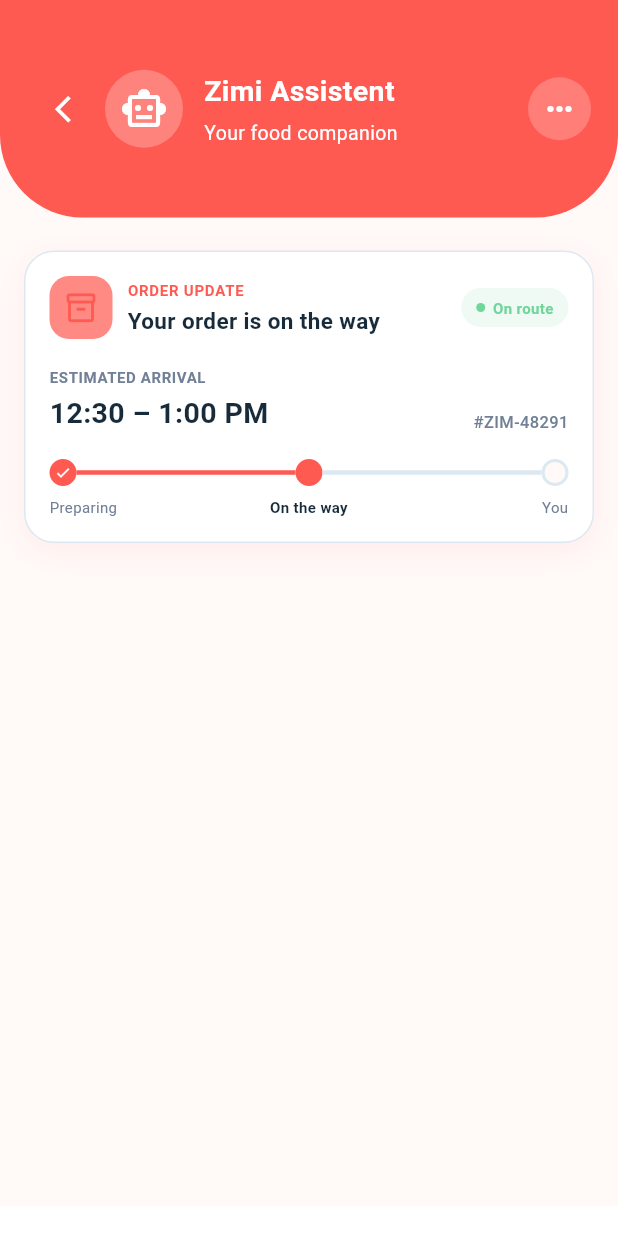
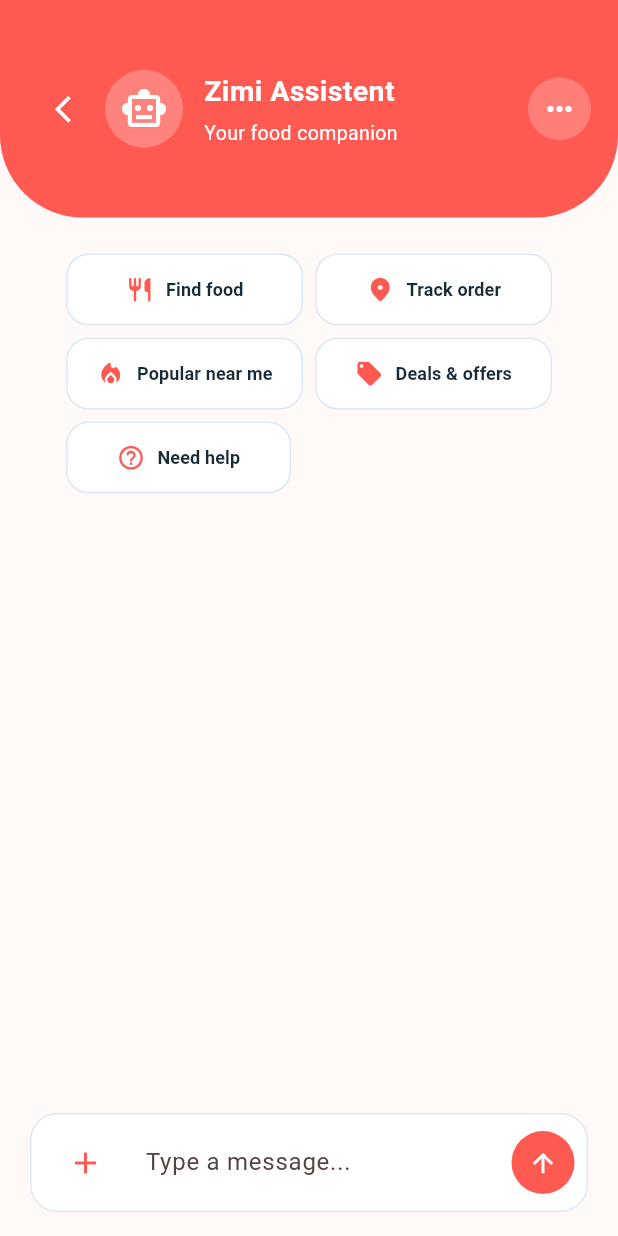
Before and after one commit to Gaelle-Akl/zimi_chat, a Flutter app: the screen it shows after launch, on a phone screen of 412 x 824 dp. Run offline on Flutter 3.47's test engine with Material 3 defaults, Android fonts, the phone set to English and light mode, and no system bars.

Commit message:
added a welcome_state file to welcome the users before they interract with the chatbot

```diff
--- a/lib/features/chatbot/screens/Chat_screen.dart
+++ b/lib/features/chatbot/screens/Chat_screen.dart
@@ -3,7 +3,8 @@ import '../../../app/theme/app_colors.dart';
 import '../widgets/chat_header.dart';
 import '../models/chat_message.dart';
 import '../models/chat_message_model.dart';
-
+import '../widgets/quick_actions.dart';
+import '../widgets/chat_input_bar.dart';
 
 import '../widgets/delivery_status_card.dart';
 
@@ -41,36 +42,52 @@ class _ChatScreenState extends State<ChatScreen> {
   Widget build(BuildContext context) {
     return Scaffold(
       backgroundColor: AppColors.background,
-
       body: SafeArea(
         child: Column(
           children: [
-
             const ChatHeader(),
-
-            // Chat content will go here
-              const Expanded(
+            Expanded(
               child: SingleChildScrollView(
+                padding: const EdgeInsets.symmetric(
+                  horizontal: 20,
+                  vertical: 16,
+                ),
                 child: Column(
+                  crossAxisAlignment: CrossAxisAlignment.stretch,
                   children: [
-                    SizedBox(height: 12),
-
-                    DeliveryStatusCard(
-                      status: 'On route',
-                      arrivalTime: '12:30 – 1:00 PM',
-                      orderNumber: '#ZIM-48291',
+                    QuickActions(
+                      onFindFood: () {
+                        debugPrint('Find food pressed');
+                      },
+                      onTrackOrder: () {
+                        debugPrint('Track order pressed');
+                      },
+                      onPopular: () {
+                        debugPrint('Popular near me pressed');
+                      },
+                      onDeals: () {
+                        debugPrint('Deals pressed');
+                      },
+                      onHelp: () {
+                        debugPrint('Help pressed');
+                      },
                     ),
-
-                    // Your messages will go here
                   ],
                 ),
               ),
             ),
-
-            // Input bar will go here
-            Container(
-              height: 20,
-              color: Colors.white,
+            Padding(
+              padding: const EdgeInsets.fromLTRB(
+                20,
+                8,
+                20,
+                16,
+              ),
+              child: ChatInputBar(
+                onSend: (message) {
+                  debugPrint('Message sent: $message');
+                },
+              ),
             ),
           ],
         ),
--- a/lib/features/chatbot/widgets/chat_input_bar.dart
+++ b/lib/features/chatbot/widgets/chat_input_bar.dart
@@ -36,7 +36,7 @@ class _ChatInputBarState extends State<ChatInputBar> {
     return Container(
       padding: const EdgeInsets.fromLTRB(12, 8, 8, 8),
       decoration: BoxDecoration(
-        color: AppColors.white,
+        color: Colors.white,
         border: Border.all(
           color: AppColors.border,
         ),
@@ -79,7 +79,7 @@ class _ChatInputBarState extends State<ChatInputBar> {
                 Icons.arrow_upward,
                 size: 20,
               ),
-              color: AppColors.white,
+              color: Colors.white,
               tooltip: 'Send',
             ),
           ),
--- a/lib/features/chatbot/widgets/quick_action_button.dart
+++ b/lib/features/chatbot/widgets/quick_action_button.dart
@@ -35,7 +35,7 @@ class QuickActionButton extends StatelessWidget {
           ),
         ),
         style: OutlinedButton.styleFrom(
-          backgroundColor: AppColors.white,
+          backgroundColor: Colors.white,
           side: const BorderSide(
             color: AppColors.border,
             width: 1,
```
Also changed, not shown: lib/features/chatbot/widgets/welcome_state.dart (added, +75 -0 lines).
